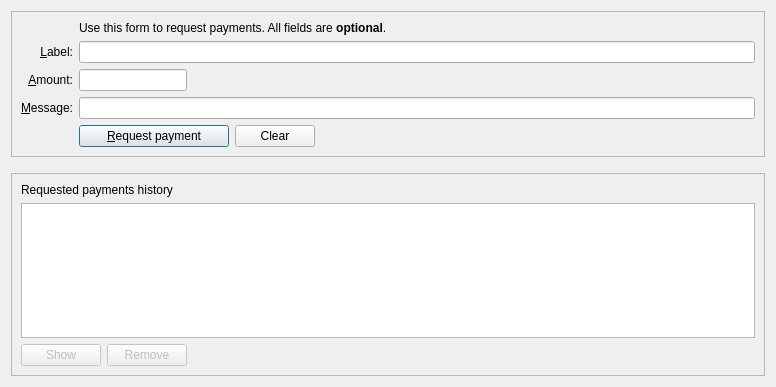
Old version of the form src/qt/forms/receivecoinsdialog.ui in the repository piratecash/piratecash.
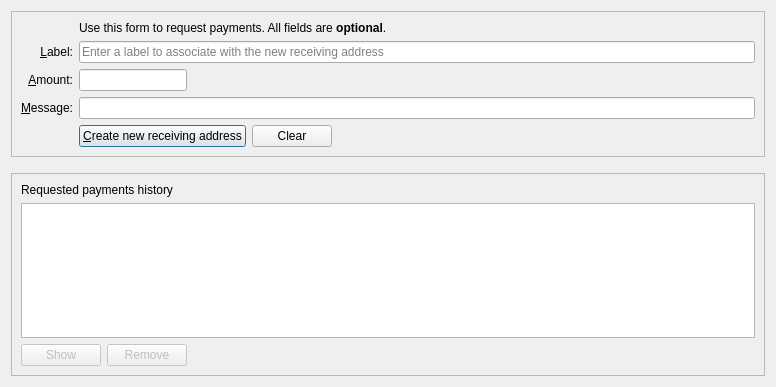
New version of the form. Custom widgets are drawn as their Qt base class.

The edit to the form file:
```diff
--- a/src/qt/forms/receivecoinsdialog.ui
+++ b/src/qt/forms/receivecoinsdialog.ui
@@ -1,7 +1,7 @@
 <?xml version="1.0" encoding="UTF-8"?>
 <ui version="4.0">
  <class>ReceiveCoinsDialog</class>
- <widget class="QWidget" name="ReceiveCoinsDialog">
+ <widget class="QDialog" name="ReceiveCoinsDialog">
   <property name="geometry">
    <rect>
     <x>0</x>
@@ -47,7 +47,10 @@
         <item row="4" column="2">
          <widget class="QLineEdit" name="reqLabel">
           <property name="toolTip">
-           <string>An optional label to associate with the new receiving address.</string>
+           <string>An optional label to associate with the new receiving address (used by you to identify an invoice).  It is also attached to the payment request.</string>
+          </property>
+          <property name="placeholderText">
+           <string>Enter a label to associate with the new receiving address</string>
           </property>
          </widget>
         </item>
@@ -108,7 +111,7 @@
              </size>
             </property>
             <property name="text">
-             <string>&amp;Request payment</string>
+             <string>&amp;Create new receiving address</string>
             </property>
             <property name="autoDefault">
              <bool>false</bool>
```
